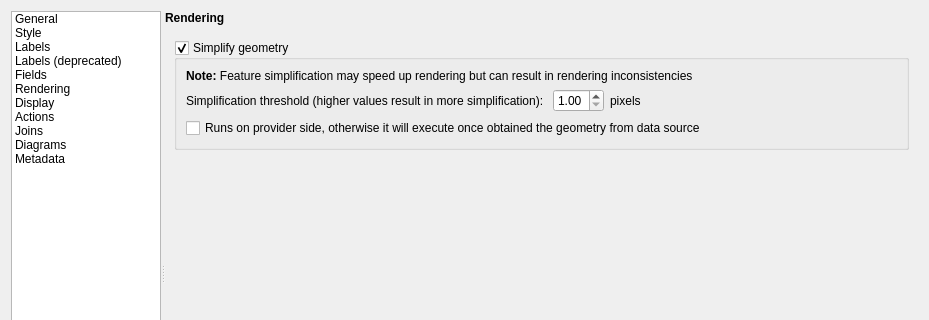
Before: the Qt Designer form src/ui/qgsvectorlayerpropertiesbase.ui in qgis/QGIS, drawn with Qt 5; both pictures show x 0 to 929 and y 0 to 320 of the 929 by 573 pixel window.
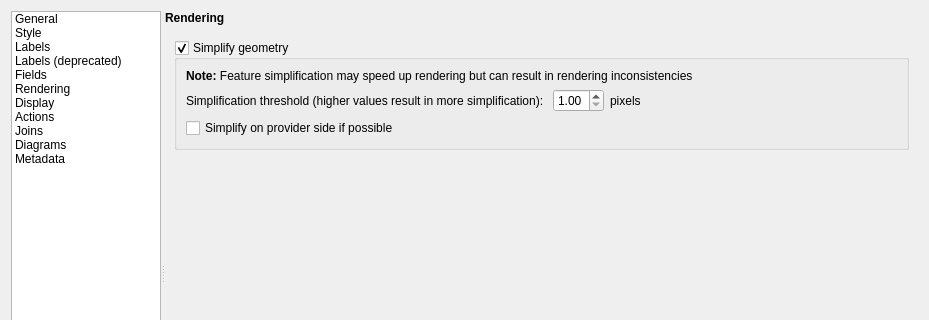
After: the same form once the commit is applied. The open tabs and pages were chosen to show the change. Icons and pictures are not drawn. Custom widgets are drawn as their Qt base class.

Patch:
```diff
--- a/src/ui/qgsvectorlayerpropertiesbase.ui
+++ b/src/ui/qgsvectorlayerpropertiesbase.ui
@@ -1014,7 +1014,7 @@
                   <item row="2" column="1" colspan="4">
                    <widget class="QCheckBox" name="mSimplifyDrawingAtProvider">
                     <property name="text">
-                     <string>Runs on provider side, otherwise it will execute once obtained the geometry from data source</string>
+                     <string>Simplify on provider side if possible</string>
                     </property>
                    </widget>
                   </item>
```
